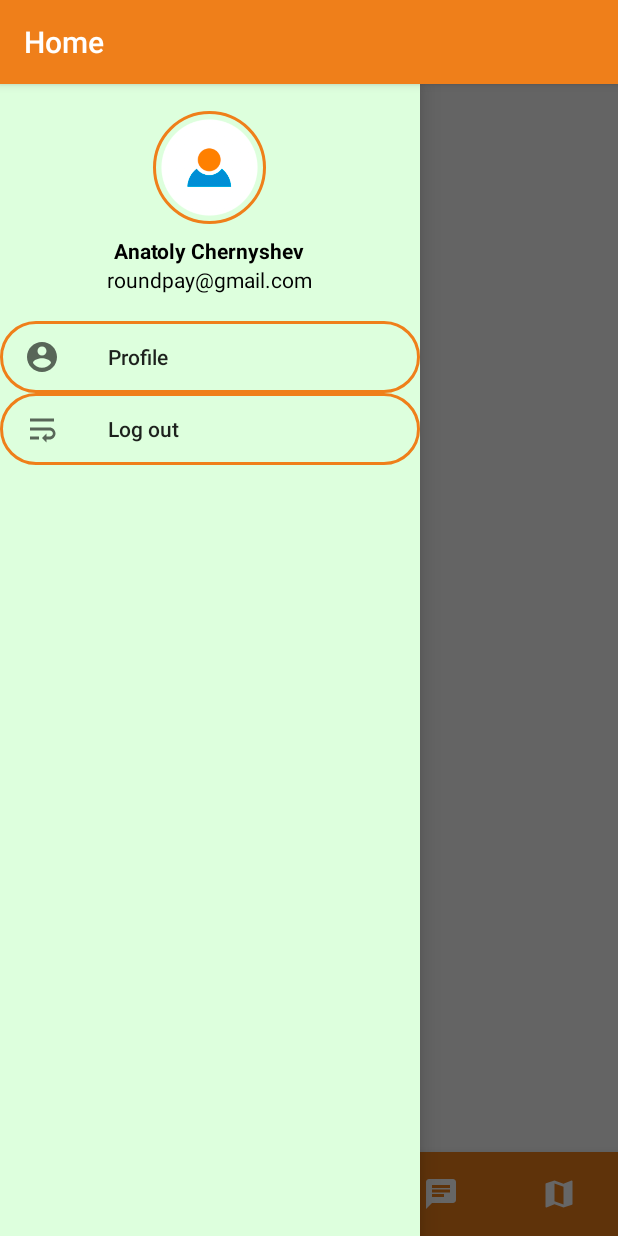
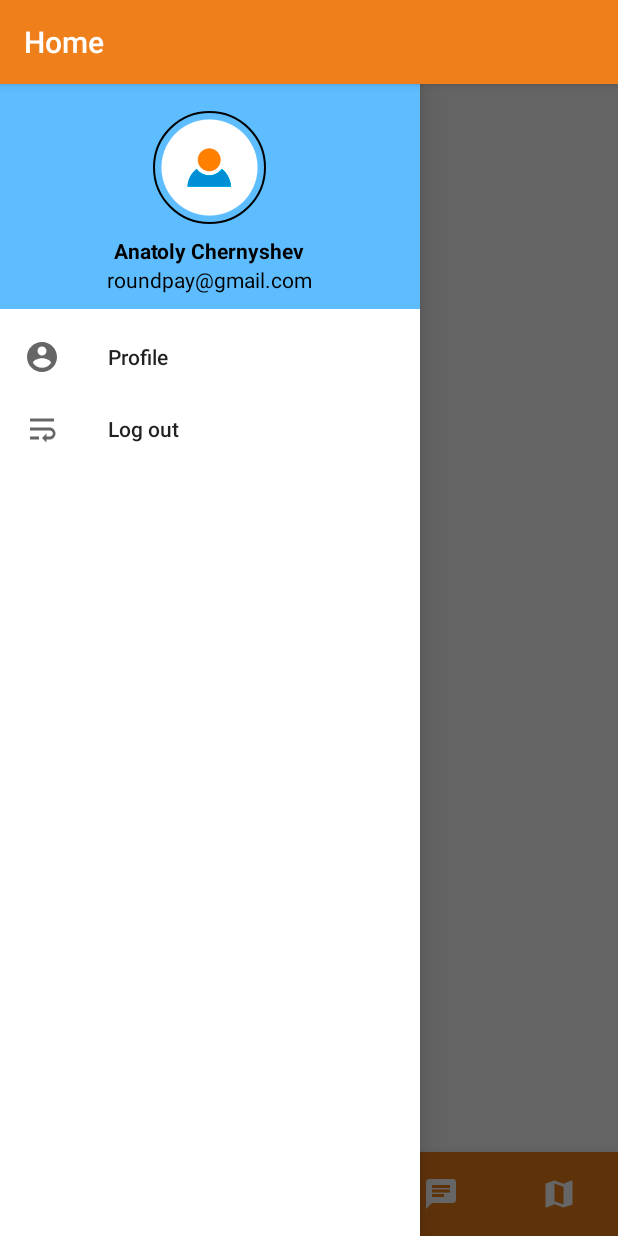
Before and after one commit to SmartOProject/Android, an Android app: the NavigationActivity screen opened directly, with no data from a screen before it, with the side drawer open, on a phone screen of 412 x 824 dp. Run offline under Robolectric (Android 15) with nearby library versions, the phone set to English and light mode, and no system bars; our stand-ins replace ButterKnife, CircleImageView, Dagger/Hilt's generated code, Picasso, RxJava; libraries missing offline, so code that uses them is left out: com.h6ah4i.android; network calls fail; pictures from the network do not load.

Commit message:
Navigation view customization

```diff
--- a/app/src/main/res/layout/activity_navigation.xml
+++ b/app/src/main/res/layout/activity_navigation.xml
@@ -34,9 +34,8 @@
         android:layout_width="wrap_content"
         android:layout_height="match_parent"
         android:layout_gravity="start"
-        android:background="@color/bg_group_item_normal_state"
+        android:background="@color/white"
         app:headerLayout="@layout/header"
-        app:itemBackground="@drawable/navigation_view_item_background"
         app:elevation="10dp"
         app:menu="@menu/navigation_menu"/>
 
--- a/app/src/main/res/layout/header.xml
+++ b/app/src/main/res/layout/header.xml
@@ -4,7 +4,7 @@
     android:layout_height="150dp"
     xmlns:app="http://schemas.android.com/apk/res-auto"
     android:orientation="vertical"
-    android:background="@color/bg_group_item_normal_state"
+    android:background="@color/secondary_light"
     android:gravity="center">
 
     <de.hdodenhof.circleimageview.CircleImageView
@@ -14,8 +14,8 @@
         android:layout_marginTop="8dp"
         android:layout_marginBottom="8dp"
         android:src="@drawable/profile_image"
-        app:civ_border_width="2dp"
-        app:civ_border_color="@color/primary_normal"
+        app:civ_border_width="1dp"
+        app:civ_border_color="@color/black"
         app:civ_circle_background_color="@color/white"/>
 
     <LinearLayout
```
